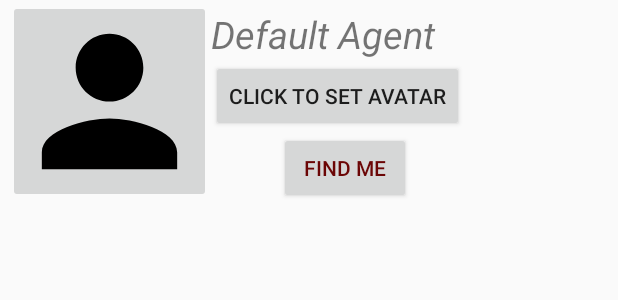
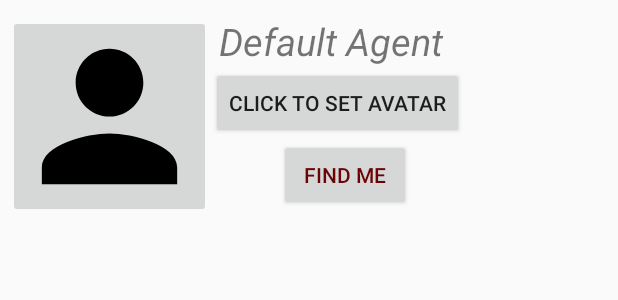
Before and after one commit to glebannister/Chat007, an Android app: the layout activity_agent_profile.xml on its own in the app's theme, with its tools: preview values and no code run, on a phone screen of 412 x 824 dp. Shown: the top 300 px of the screen. Run offline under Robolectric (Android 15) with nearby library versions, the phone set to English and light mode, and no system bars.

```diff
--- a/app/build.gradle
+++ b/app/build.gradle
@@ -31,11 +31,12 @@ dependencies {
     implementation 'com.google.firebase:firebase-core:16.0.8'
     implementation 'com.google.firebase:firebase-database:16.1.0'
     implementation 'com.google.firebase:firebase-storage:16.1.0'
-    implementation 'com.google.firebase:firebase-auth:16.2.1'
+    implementation 'com.google.firebase:firebase-auth:19.2.0'
     implementation 'androidx.cardview:cardview:1.0.0'
     implementation 'androidx.recyclerview:recyclerview:1.0.0'
     implementation 'com.google.android.gms:play-services-location:16.0.0'
     implementation 'com.google.android.material:material:1.0.0'
+    implementation 'com.firebase:geofire-android:3.0.0'
 
     android.defaultConfig.vectorDrawables.useSupportLibrary = true
 
--- a/app/src/main/res/layout/activity_agent_profile.xml
+++ b/app/src/main/res/layout/activity_agent_profile.xml
@@ -9,24 +9,23 @@
 
     <ImageButton
             android:id="@+id/changeAvatarImageButton"
+            android:layout_marginTop="10dp"
             android:layout_marginStart="5dp"
             android:src="@drawable/ic_person2_black_24dp"
             android:layout_width="135dp"
             android:layout_height="135dp" />
 
     <LinearLayout
-        android:layout_marginTop="5dp"
+        android:layout_marginTop="10dp"
         android:orientation="vertical"
         android:layout_width="wrap_content"
         android:layout_height="wrap_content">
         <TextView
             android:id="@+id/currentAgentName"
-            android:layout_marginStart="0dp"
             android:text="Default Agent"
             android:textStyle="italic"
             android:textSize="25dp"
-            android:layout_marginLeft="5dp"
-            android:layout_gravity="center"
+            android:layout_marginStart="5dp"
             android:layout_width="match_parent"
             android:layout_height="wrap_content" />
         <Button
```
Also changed, not shown: app/src/main/java/android/example/chat007/AgentMapsActivity.java (+24 -7 lines), app/src/main/java/android/example/chat007/AgentProfileActivity.java (+28 -9 lines).
